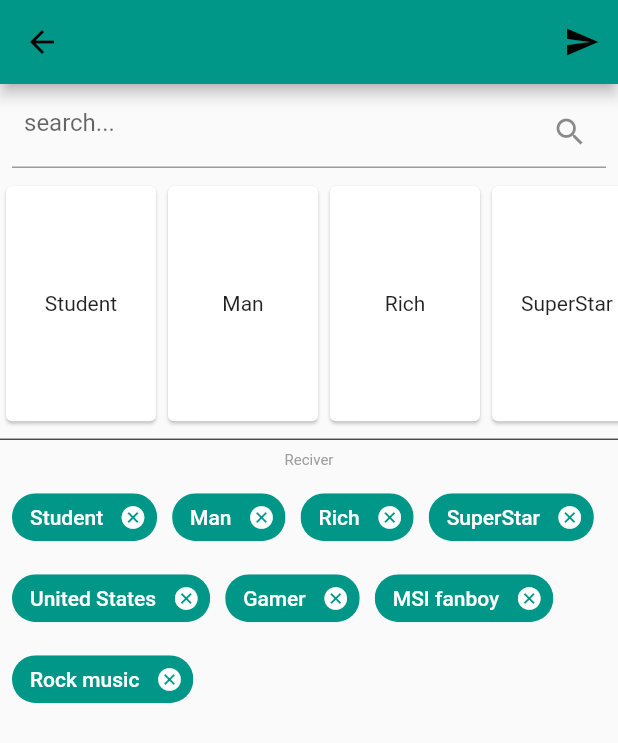
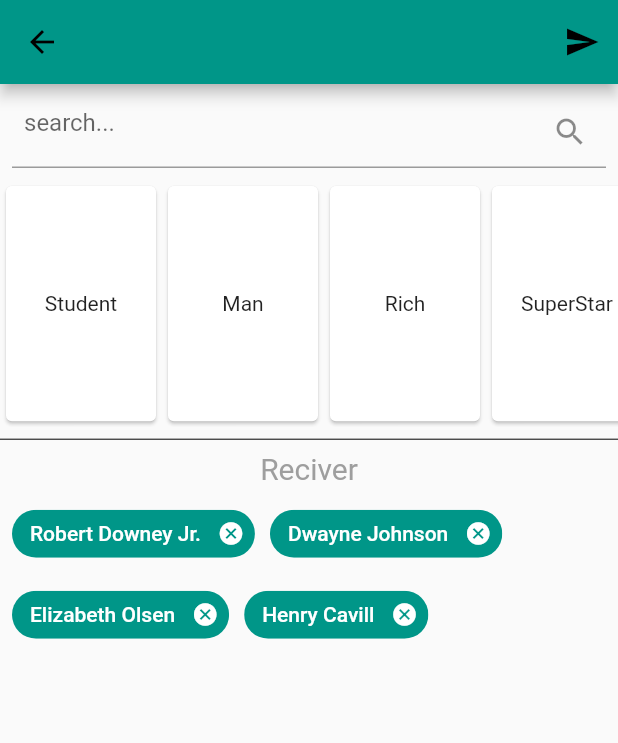
Before and after one commit to ngovi2298/GTNM_CSKH, a Flutter app: the SendEmail screen opened directly with empty values, on a phone screen of 412 x 824 dp. Shown: the top 743 px of the screen. Run offline on Flutter 3.47's test engine with Material 2 defaults, Android fonts, the phone set to English and light mode, and no system bars; network calls fail.

Commit message:
fix some data

```diff
--- a/lib/SearchScreen.dart
+++ b/lib/SearchScreen.dart
@@ -8,32 +8,6 @@ import 'FakeData.dart';
 class DataSearch extends SearchDelegate<String> {
   ChatModel selectedItem;
 
-  final List<ChatModel> recentModel = [
-    new ChatModel(
-      name: "AClient",
-      email: "ClientEmail@Email.com",
-      DOB: "19/9/1998",
-      gender: "female",
-      avatarUrl:
-          "http://www.usanetwork.com/sites/usanetwork/files/styles/629x720/public/suits_cast_harvey.jpg?itok=fpTOeeBb",
-    ),
-    new ChatModel(
-      name: "BClient",
-      email: "ngovi.2298@gmail.com",
-      DOB: "19/9/1998",
-      gender: "female",
-      avatarUrl:
-          "http://www.usanetwork.com/sites/usanetwork/files/styles/629x720/public/suits_cast_harvey.jpg?itok=fpTOeeBb",
-    ),
-    new ChatModel(
-      name: "VClient",
-      email: "ClientEmail@Email.com",
-      DOB: "19/9/1998",
-      gender: "female",
-      avatarUrl:
-          "http://www.usanetwork.com/sites/usanetwork/files/styles/629x720/public/suits_cast_harvey.jpg?itok=fpTOeeBb",
-    ),
-  ];
   final String emailName;
   DataSearch(this.emailName);
 
--- a/lib/SendEmail.dart
+++ b/lib/SendEmail.dart
@@ -14,7 +14,12 @@ class SendEmail extends StatefulWidget {
 }
 
 class _SendEmailState extends State<SendEmail> {
-  List<String> _dynamicChips = new List<String>.from(Category1);
+  List<String> _dynamicChips = [
+    "Robert Downey Jr.",
+    "Dwayne Johnson",
+    "Elizabeth Olsen",
+    "Henry Cavill",
+  ];
   String _Search = '';
   final searchcontroller = TextEditingController();
   var height = AppBar().preferredSize.height;
@@ -104,7 +109,7 @@ class _SendEmailState extends State<SendEmail> {
             Text(
               "Reciver",
               style: TextStyle(
-                fontSize: 10,
+                fontSize: 20,
                 color: Colors.grey,
               ),
             ),
```
